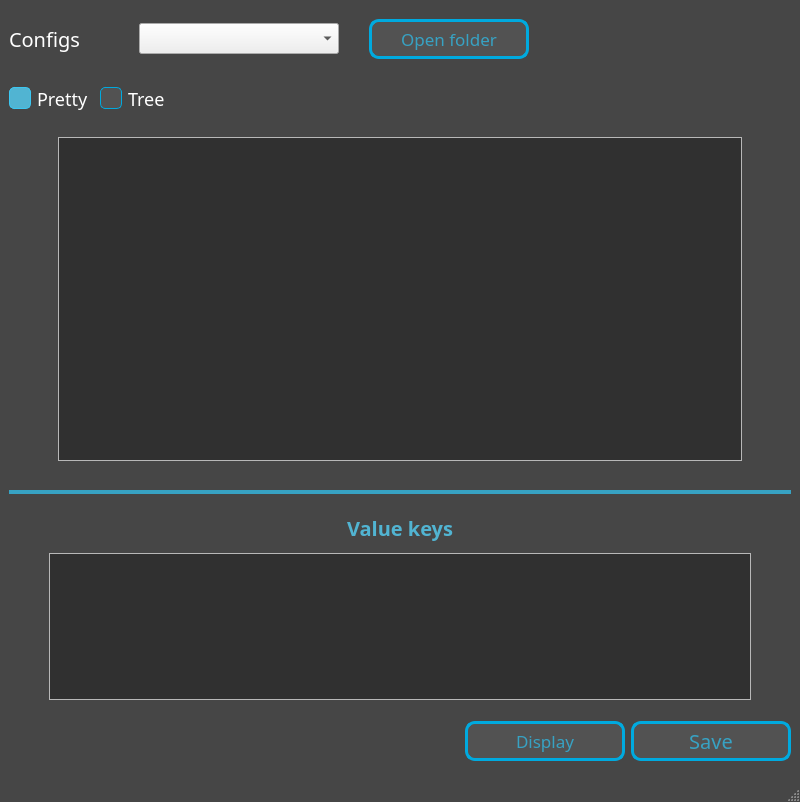
Old version of the form mainwindow.ui in the repository Ruha24/YamlEditor.
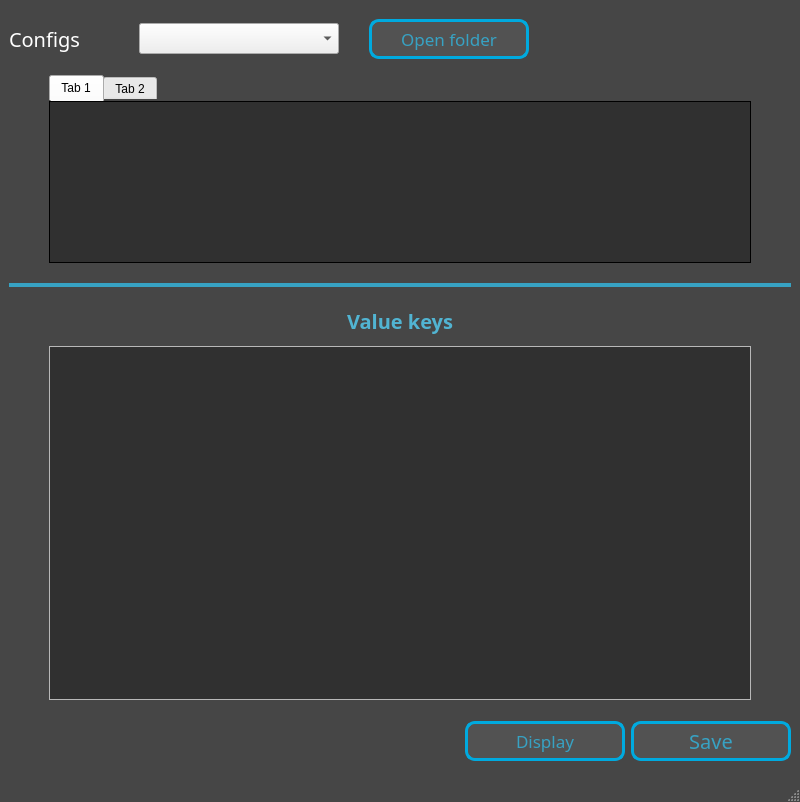
New version of the form.

Commit message: Delete Pretty view; Added TableWidget

Patch:
```diff
--- a/mainwindow.ui
+++ b/mainwindow.ui
@@ -322,110 +322,6 @@
      </layout>
     </item>
     <item row="1" column="0">
-     <layout class="QHBoxLayout" name="horizontalLayout_6">
-      <property name="spacing">
-       <number>10</number>
-      </property>
-      <property name="sizeConstraint">
-       <enum>QLayout::SetMinimumSize</enum>
-      </property>
-      <property name="topMargin">
-       <number>10</number>
-      </property>
-      <property name="bottomMargin">
-       <number>10</number>
-      </property>
-      <item>
-       <widget class="QCheckBox" name="prettychb">
-        <property name="font">
-         <font>
-          <family>Montserrat</family>
-          <pointsize>-1</pointsize>
-         </font>
-        </property>
-        <property name="styleSheet">
-         <string notr="true">QCheckBox
-{ 
-	color: white;
-	font-size: 18px;
-}
-
-QCheckBox::indicator 
-{
-	width: 20px;
-	height: 20px; 
-	background-color: #525252; 
-	color: #37A2C3; 
-	border: 1px solid #00AADF; 
-	border-radius: 5px;
-} 
-
-QCheckBox::indicator:checked 
-{ 
-	border: 1px solid #3CC7F2;
-	background-color: #51B4D2;
-}</string>
-        </property>
-        <property name="text">
-         <string>Pretty</string>
-        </property>
-        <property name="checked">
-         <bool>true</bool>
-        </property>
-       </widget>
-      </item>
-      <item>
-       <widget class="QCheckBox" name="treechb">
-        <property name="font">
-         <font>
-          <family>Montserrat</family>
-          <pointsize>-1</pointsize>
-         </font>
-        </property>
-        <property name="styleSheet">
-         <string notr="true">QCheckBox
-{ 
-	color: white;
-	font-size: 18px;
-}
-
-QCheckBox::indicator 
-{
-	width: 20px;
-	height: 20px; 
-	background-color: #525252; 
-	color: #37A2C3; 
-	border: 1px solid #00AADF; 
-	border-radius: 5px;
-} 
-
-QCheckBox::indicator:checked 
-{ 
-	border: 1px solid #3CC7F2;
-	background-color: #51B4D2;
-}</string>
-        </property>
-        <property name="text">
-         <string>Tree</string>
-        </property>
-       </widget>
-      </item>
-      <item>
-       <spacer name="horizontalSpacer_10">
-        <property name="orientation">
-         <enum>Qt::Horizontal</enum>
-        </property>
-        <property name="sizeHint" stdset="0">
-         <size>
-          <width>40</width>
-          <height>20</height>
-         </size>
-        </property>
-       </spacer>
-      </item>
-     </layout>
-    </item>
-    <item row="2" column="0">
      <widget class="QSplitter" name="splitter">
       <property name="styleSheet">
        <string notr="true">
@@ -462,133 +358,30 @@
          </spacer>
         </item>
         <item>
-         <widget class="QStackedWidget" name="stackedWidget">
+         <widget class="QTabWidget" name="tabWidget">
+          <property name="styleSheet">
+           <string notr="true">QTabWidget::pane {border: 1px solid black;
+    background: rgb(48, 48, 48);
+}</string>
+          </property>
           <property name="currentIndex">
            <number>0</number>
           </property>
-          <widget class="QWidget" name="page">
-           <layout class="QGridLayout" name="gridLayout_7">
-            <item row="0" column="0">
-             <widget class="QScrollArea" name="scrollArea">
-              <property name="minimumSize">
-               <size>
-                <width>399</width>
-                <height>200</height>
-               </size>
-              </property>
-              <property name="maximumSize">
-               <size>
-                <width>16777215</width>
-                <height>16777215</height>
-               </size>
-              </property>
-              <property name="mouseTracking">
-               <bool>true</bool>
-              </property>
-              <property name="styleSheet">
-               <string notr="true">QScrollArea QWidget {   
-	background-color: rgb(48, 48, 48);
-    color: black;
-}
-
-</string>
-              </property>
-              <property name="widgetResizable">
-               <bool>true</bool>
-              </property>
-              <property name="alignment">
-               <set>Qt::AlignCenter</set>
-              </property>
-              <widget class="QWidget" name="scrollAreaWidgetContents">
-               <property name="geometry">
-                <rect>
-                 <x>0</x>
-                 <y>0</y>
-                 <width>668</width>
-                 <height>297</height>
-                </rect>
-               </property>
-               <layout class="QGridLayout" name="gridLayout">
-                <property name="leftMargin">
-                 <number>0</number>
-                </property>
-                <property name="topMargin">
-                 <number>0</number>
-                </property>
-                <property name="rightMargin">
-                 <number>0</number>
-                </property>
-                <property name="bottomMargin">
-                 <number>0</number>
-                </property>
-                <property name="spacing">
-                 <number>0</number>
-                </property>
-                <item row="0" column="0">
-                 <layout class="QHBoxLayout" name="horizontalLayout_3">
-                  <property name="leftMargin">
-                   <number>0</number>
-                  </property>
-                  <property name="rightMargin">
-                   <number>0</number>
-                  </property>
-                  <item>
-                   <spacer name="horizontalSpacer_4">
-                    <property name="orientation">
-                     <enum>Qt::Horizontal</enum>
-                    </property>
-                    <property name="sizeType">
-                     <enum>QSizePolicy::Expanding</enum>
-                    </property>
-                    <property name="sizeHint" stdset="0">
-                     <size>
-                      <width>40</width>
-                      <height>20</height>
-                     </size>
-                    </property>
-                   </spacer>
-                  </item>
-                  <item>
-                   <layout class="QVBoxLayout" name="verticalLayout_2">
-                    <property name="spacing">
-                     <number>0</number>
-                    </property>
-                    <property name="sizeConstraint">
-                     <enum>QLayout::SetNoConstraint</enum>
-                    </property>
-                   </layout>
-                  </item>
-                  <item>
-                   <spacer name="horizontalSpacer_3">
-                    <property name="orientation">
-                     <enum>Qt::Horizontal</enum>
-                    </property>
-                    <property name="sizeType">
-                     <enum>QSizePolicy::Expanding</enum>
-                    </property>
-                    <property name="sizeHint" stdset="0">
-                     <size>
-                      <width>40</width>
-                      <height>20</height>
-                     </size>
-                    </property>
-                   </spacer>
-                  </item>
-                 </layout>
-                </item>
-               </layout>
-              </widget>
-             </widget>
-            </item>
-           </layout>
-          </widget>
-          <widget class="QWidget" name="page_2">
-           <layout class="QGridLayout" name="gridLayout_8">
+          <widget class="QWidget" name="tab">
+           <attribute name="title">
+            <string>Tab 1</string>
+           </attribute>
+           <layout class="QGridLayout" name="gridLayout">
             <item row="0" column="0">
              <layout class="QVBoxLayout" name="verticalLayout_3"/>
             </item>
            </layout>
           </widget>
+          <widget class="QWidget" name="tab_2">
+           <attribute name="title">
+            <string>Tab 2</string>
+           </attribute>
+          </widget>
          </widget>
         </item>
         <item>
@@ -737,7 +530,7 @@
                  <x>0</x>
                  <y>0</y>
                  <width>694</width>
-                 <height>136</height>
+                 <height>155</height>
                 </rect>
                </property>
                <layout class="QGridLayout" name="gridLayout_3">
```
Left out of the diff: 2 changed lines with no effect on the pictures. The commit also changes 3 other files.
